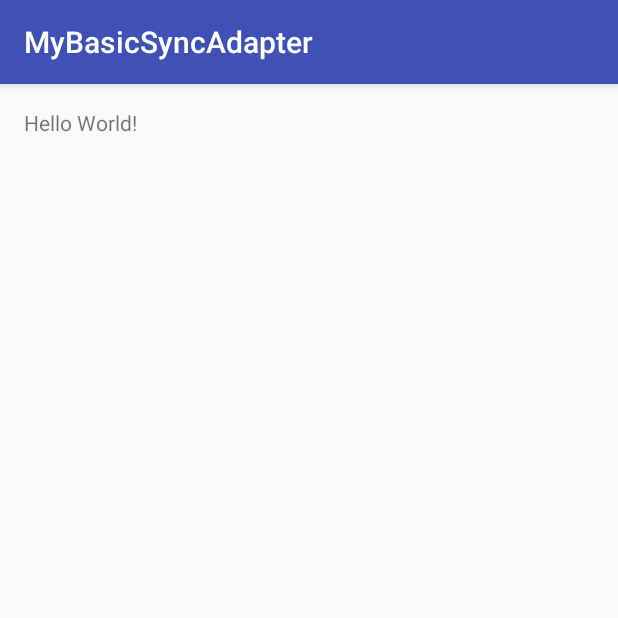
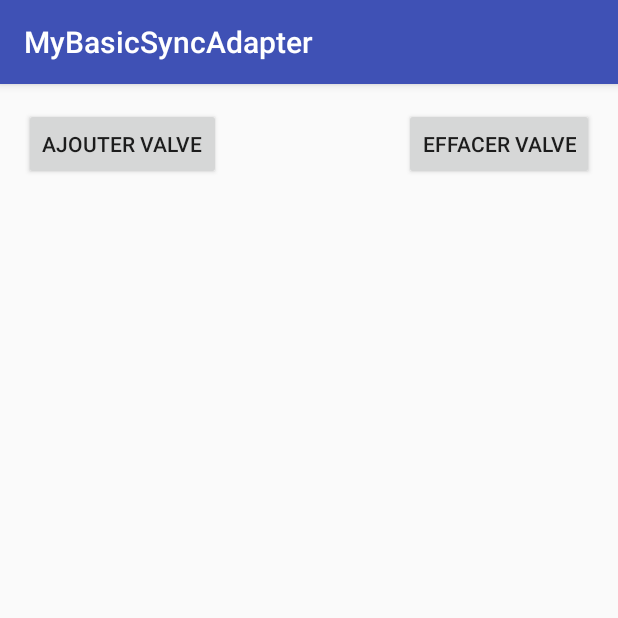
Before and after one commit to MatthAddax/MyBasicSyncAdapter, an Android app: the screen it shows after launch (MainActivity), on a phone screen of 412 x 824 dp, the top half of it. Run offline under Robolectric (Android 15) with nearby library versions, the phone set to English and light mode, and no system bars.

```diff
--- a/app/src/main/java/be/matthieu/mybasicsyncadapter/MainActivity.java
+++ b/app/src/main/java/be/matthieu/mybasicsyncadapter/MainActivity.java
@@ -11,29 +11,15 @@ import android.widget.Toast;
 import be.matthieu.mybasicsyncadapter.helpers.ValveReaderHelper;
 import be.matthieu.mybasicsyncadapter.providers.ValveReaderContract;
 
-public class MainActivity extends AppCompatActivity {
+public class MainActivity extends AppCompatActivity{
 
     @Override
-    protected void onCreate(Bundle savedInstanceState) {
+    protected void onCreate(Bundle savedInstanceState){
         super.onCreate(savedInstanceState);
         setContentView(R.layout.activity_main);
-        //new AjoutDansBdd().execute();
-
         ValveReaderHelper mValveReaderHelper = new ValveReaderHelper(MainActivity.this);
         SQLiteDatabase db = mValveReaderHelper.getWritableDatabase();
         // Create a new map of values, where column names are the keys
-        ContentValues values = new ContentValues();
-        values.put(ValveReaderContract.ValvesEntry.COLUMN_NAME_VALVE_TITLE, "valve numéro 1");
-        values.put(ValveReaderContract.ValvesEntry.COLUMN_NAME_VALVE_CONTENT, "contenu de la valve en question :p");
-
-        // Insert the new row, returning the primary key value of the new row
-        long newRowId;
-        newRowId = db.insert(
-                    ValveReaderContract.ValvesEntry.TABLE_NAME,
-                    null,
-                    values);
-
-        Log.d("Test BDD", "ID de la valve ajoutée : " + newRowId);
     }
 
     class AjoutDansBdd extends AsyncTask<Void, Void, Void>{
--- a/app/src/main/java/be/matthieu/mybasicsyncadapter/helpers/ValveReaderHelper.java
+++ b/app/src/main/java/be/matthieu/mybasicsyncadapter/helpers/ValveReaderHelper.java
@@ -12,7 +12,7 @@ import be.matthieu.mybasicsyncadapter.providers.ValveReaderContract;
  */
 public class ValveReaderHelper extends SQLiteOpenHelper {
     public static final int DATABASE_VERSION = 1;
-    public static final String DATABASE_NAME = "ValveReader.db";
+    public static final String DATABASE_NAME = "Valves.db";
 
     public ValveReaderHelper(Context context) {
         super(context, DATABASE_NAME, null, DATABASE_VERSION);
--- a/app/src/main/java/be/matthieu/mybasicsyncadapter/providers/ValveReaderContract.java
+++ b/app/src/main/java/be/matthieu/mybasicsyncadapter/providers/ValveReaderContract.java
@@ -20,7 +20,7 @@ public class ValveReaderContract {
      * */
     public static final String SQL_CREATE_ENTRIES =
             "CREATE TABLE " + ValvesEntry.TABLE_NAME + " (" +
-                    ValvesEntry._ID + " INTEGER PRIMARY KEY," +
+                    ValvesEntry._ID + " INTEGER PRIMARY KEY AUTOINCREMENT," +
                     ValvesEntry.COLUMN_NAME_VALVE_TITLE + TEXT_TYPE + COMMA_SEP +
                     ValvesEntry.COLUMN_NAME_VALVE_CONTENT + TEXT_TYPE +
             " )";
--- a/app/src/main/res/layout/activity_main.xml
+++ b/app/src/main/res/layout/activity_main.xml
@@ -9,8 +9,29 @@
     android:paddingTop="@dimen/activity_vertical_margin"
     tools:context="be.matthieu.mybasicsyncadapter.MainActivity">
 
-    <TextView
+
+    <Button
         android:layout_width="wrap_content"
         android:layout_height="wrap_content"
-        android:text="Hello World!" />
+        android:text="Ajouter valve"
+        android:id="@+id/buttonAdd"
+        android:layout_alignParentTop="true"
+        android:layout_alignParentLeft="true"
+        android:layout_alignParentStart="true" />
+
+    <Button
+        android:layout_width="wrap_content"
+        android:layout_height="wrap_content"
+        android:text="Effacer valve"
+        android:id="@+id/buttonRem"
+        android:layout_alignParentRight="true"
+        android:layout_alignParentTop="true" />
+
+    <ListView
+        android:layout_width="wrap_content"
+        android:layout_height="match_parent"
+        android:layout_alignLeft="@+id/buttonAdd"
+        android:layout_below="@+id/buttonAdd">
+        android:id="@+id/listValves"
+    </ListView>
 </RelativeLayout>
```
Also changed, not shown: app/src/main/java/be/matthieu/mybasicsyncadapter/model/Valve.java (added, +35 -0 lines), app/src/main/java/be/matthieu/mybasicsyncadapter/providers/ValveDataSource.java (added, +102 -0 lines).
